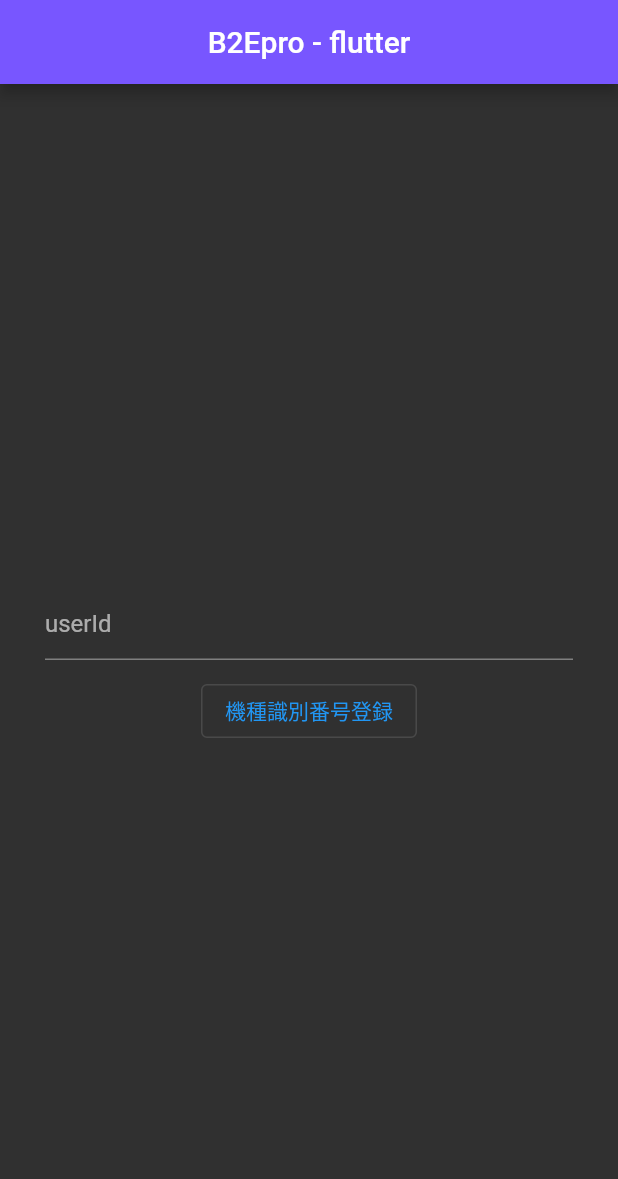
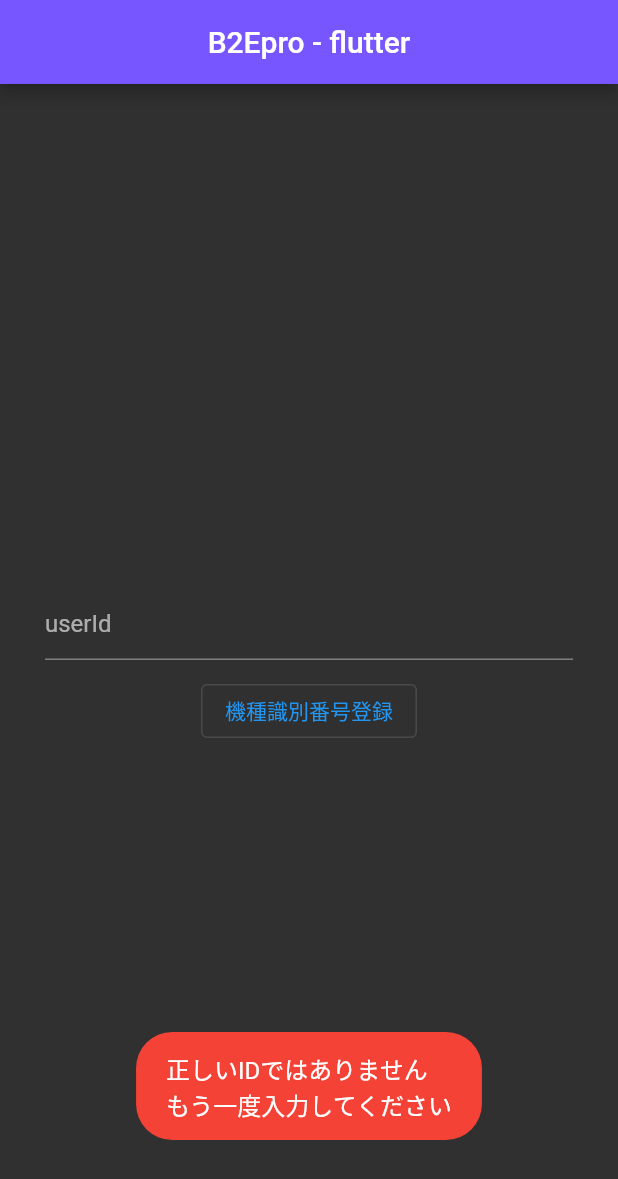
Before and after one commit to katayama8000/b2e_flutter, a Flutter app: the screen it shows after launch, after a tap on "機種識別番号登録", on a phone screen of 412 x 824 dp. Shown: the top 1179 px of the screen. Run offline on Flutter 3.47's test engine with Material 2 defaults, Android fonts, the light colour scheme and no system bars; our stand-ins replace device_info_plus, fluttertoast, timezone.

Commit message:
🐛 文字制限

```diff
--- a/lib/main.dart
+++ b/lib/main.dart
@@ -51,6 +51,10 @@ class _B2EPageState extends State<B2EPage> {
 
   registerDeviceId() async {
     registerFlag = true;
+    if (!(userId.length == 10 || userId.length == 11)) {
+      ToastService.showFailureToast("正しいIDではありません\nもう一度入力してください");
+      return;
+    }
     employeeNo = userId.substring(4, userId.length);
     var url =
         Uri.parse('http://stimeapp.snapshot.co.jp/ss/stk/record/card/update');
```
